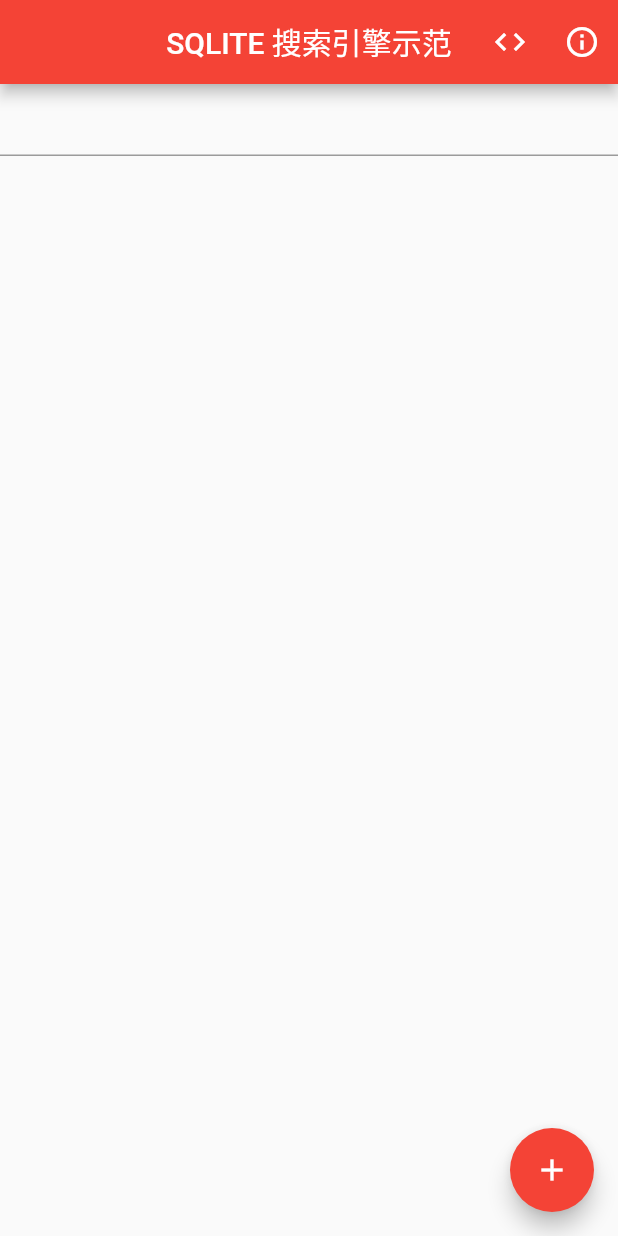
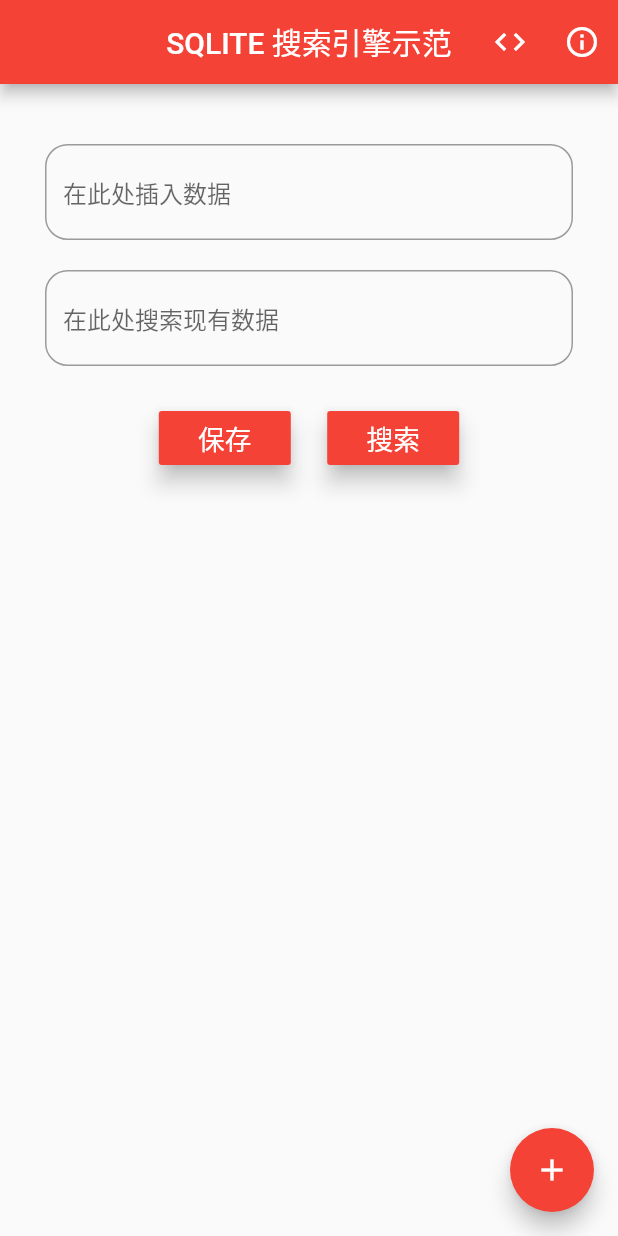
Before and after one commit to ctkqiang/sqlite_flutter_prototype-, a Flutter app: the screen it shows after launch, on a phone screen of 412 x 824 dp. Run offline on Flutter 3.47's test engine with Material 2 defaults, Android fonts, the phone set to English and light mode, and no system bars; our stand-ins replace sqflite; missing offline and left inert: simple_permissions; accounts and stored records are empty.

Commit message:
更新輸入數據

```diff
--- a/lib/Database/databasehelper.dart
+++ b/lib/Database/databasehelper.dart
@@ -101,6 +101,7 @@ class DatabaseHelper {
   }
 
   // * 從數據庫中刪除記錄
+  // * @param id get item.id from user input
   Future<int> delete(int id) async {
     Database database = await instance.getDatabase;
 
@@ -137,7 +138,7 @@ class DatabaseHelper {
 
     await databaseClient.transaction((Transaction transaction) {
       return transaction
-          .rawInsert('''INSERT INTO $TABLE_NAME(data) VALUES(${data.data});''');
+          .rawInsert("""INSERT INTO $TABLE_NAME(data, id) VALUES(${data.data}, ${data.id});""");
     });
   }
 
--- a/lib/savedata.dart
+++ b/lib/savedata.dart
@@ -1,10 +1,11 @@
 import 'dart:math' as math;
+import 'dart:ui';
 import 'package:flutter/material.dart';
 import 'package:sqlite_search_engine/Database/databasehelper.dart';
 import 'package:sqlite_search_engine/Database/model/data.dart';
 
 // * @author: John Melody Me
-// *   this is a prototype of flutter sqflite
+// * this is a prototype of flutter sqflite
 // *
 
 class SqliteDemo extends StatefulWidget {
@@ -26,12 +27,14 @@ class _SqliteDemoState extends State<SqliteDemo> {
   TextEditingController _inputController = TextEditingController();
 
   String thedata;
+  String hintInput = '在此处插入数据';
+  String hintSearch = '在此处搜索现有数据';
 
   int increment = 0;
 
   bool isChecked = false;
 
-  List<Data> dataArray = List();
+  List<Data> dataArray;
 
   List<Data> dummyData = [
     Data(data: "doraemon"),
@@ -77,9 +80,23 @@ class _SqliteDemoState extends State<SqliteDemo> {
     await DatabaseHelper.instance.delete(id);
     setState(() {
       dataArray.removeWhere((element) {
+        print('Element -> $element');
         return element.id == id;
       });
     });
+  }
+
+  saveData() async {
+    String _data = _inputController.text;
+    int length = math.Random().nextInt(_data.length);
+    if (_formKey.currentState.validate()) {
+      DatabaseHelper.instance.newData(Data(data: _data, id: length));
+      setState(() {});
+    }
+  }
+
+  searchData() async {
+
   }
 
   FutureBuilder<List<Data>> listData() {
@@ -102,6 +119,11 @@ class _SqliteDemoState extends State<SqliteDemo> {
                   });
                 },
               );
+              ListTile listTile = ListTile(
+                title: Text(item.data),
+                leading: Text(item.id.toString()),
+                trailing: checkbox,
+              );
               Dismissible dismissible = Dismissible(
                 key: UniqueKey(),
                 background: Container(color: Colors.white),
@@ -109,11 +131,7 @@ class _SqliteDemoState extends State<SqliteDemo> {
                   print(direction.toString());
                   DatabaseHelper.instance.delete(item.id);
                 },
-                child: ListTile(
-                  title: Text(item.data),
-                  leading: Text(item.id.toString()),
-                  trailing: checkbox,
-                ),
+                child: listTile,
               );
               return dismissible;
             },
@@ -140,11 +158,119 @@ class _SqliteDemoState extends State<SqliteDemo> {
     return actionButton;
   }
 
+  TextFormField inputDataTextField() {
+    BorderRadius borderRadius = BorderRadius.circular(15.0);
+    BorderSide borderSide = BorderSide(color: Colors.red);
+    OutlineInputBorder outlineInputBorder = OutlineInputBorder(
+      borderRadius: borderRadius,
+      borderSide: borderSide,
+    );
+    InputDecoration inputDecoration = InputDecoration(
+      focusedBorder: outlineInputBorder,
+      fillColor: Colors.red,
+      hoverColor: Colors.red,
+      border: outlineInputBorder,
+      hintText: hintInput,
+    );
+    TextFormField inputTextFormField = TextFormField(
+      cursorColor: Colors.red,
+      decoration: inputDecoration,
+      controller: _inputController,
+    );
+    return inputTextFormField;
+  }
+
+  TextFormField searchBarTextField() {
+    BorderRadius borderRadius = BorderRadius.circular(15.0);
+    BorderSide borderSide = BorderSide(color: Colors.red);
+    OutlineInputBorder outlineInputBorder = OutlineInputBorder(
+      borderRadius: borderRadius,
+      borderSide: borderSide,
+    );
+    InputDecoration inputDecoration = InputDecoration(
+      focusedBorder: outlineInputBorder,
+      fillColor: Colors.red,
+      hoverColor: Colors.red,
+      border: outlineInputBorder,
+      hintText: hintSearch,
+    );
+    TextFormField searchTextFormField = TextFormField(
+      controller: _searchController,
+      cursorColor: Colors.red,
+      decoration: inputDecoration,
+    );
+    return searchTextFormField;
+  }
+
+  RaisedButton save() {
+    TextStyle textStyle = TextStyle(color: Colors.white, fontSize: 17.823);
+    Text save = Text(
+      '保存',
+      style: textStyle,
+    );
+    return RaisedButton(
+      elevation: 6,
+      child: save,
+      color: Colors.red,
+      onPressed: saveData,
+    );
+  }
+
+  RaisedButton search() {
+    TextStyle textStyle = TextStyle(color: Colors.white, fontSize: 17.823);
+    Text search = Text('搜索', style: textStyle);
+    return RaisedButton(
+      elevation: 6,
+      child: search,
+      color: Colors.red,
+      onPressed: searchData,
+    );
+  }
+
+  Row buttons() {
+    RaisedButton savebtn = save();
+    RaisedButton searchbtn = search();
+    MainAxisAlignment center = MainAxisAlignment.center;
+    Text hDivider = Text('\t\t\t\t\t\t\t');
+    Text vDivider = Text('\n\n\n\n\n');
+    List<Widget> rowChildren = <Widget>[
+      vDivider,
+      savebtn,
+      hDivider,
+      searchbtn,
+    ];
+    Row buttonsRow = Row(
+      mainAxisAlignment: center,
+      children: rowChildren,
+    );
+    return buttonsRow;
+  }
+
   Form searchEngine() {
+    TextFormField searchEngineInputDataTextField = inputDataTextField();
+    TextFormField searchEngineSearchDataTextField = searchBarTextField();
+    Divider searchEngineDivider = Divider(
+      height: 20,
+      color: Colors.transparent,
+    );
+    Row searchEngineActionButtons = buttons();
+    List<Widget> searchEngineColumnChildren = <Widget>[
+      searchEngineInputDataTextField,
+      searchEngineDivider,
+      searchEngineSearchDataTextField,
+      searchEngineActionButtons,
+    ];
+    Column searchEngineColumn = Column(
+      children: searchEngineColumnChildren,
+    );
+    EdgeInsets containerEdgeInsets = EdgeInsets.fromLTRB(30, 40, 30, 0);
+    Container searchEngineContainer = Container(
+      padding: containerEdgeInsets,
+      child: searchEngineColumn,
+    );
     Form form = Form(
-      child: TextFormField(
-        cursorColor: Colors.red,
-      ),
+      key: _formKey,
+      child: searchEngineContainer,
     );
     return form;
   }
@@ -155,7 +281,7 @@ class _SqliteDemoState extends State<SqliteDemo> {
     );
     Form appBodySearchEngine = searchEngine();
     Divider appbodydivider = Divider(
-      height: 50,
+      height: 10.122235,
       color: Colors.transparent,
     );
     List<Widget> appbodychildren = <Widget>[
--- a/pubspec.yaml
+++ b/pubspec.yaml
@@ -16,7 +16,10 @@ dependencies:
       url: https://github.com/johnmelodyme27/sqflite.git
       ref: v1.3.1
 
-  flutter_bloc: any
+  fluttertoast:
+    git:
+      url: https://github.com/ponnamkarthik/FlutterToast.git
+
 
   simple_permissions:
     git:
```
Also changed, not shown: pubspec.lock, 1 other file.
